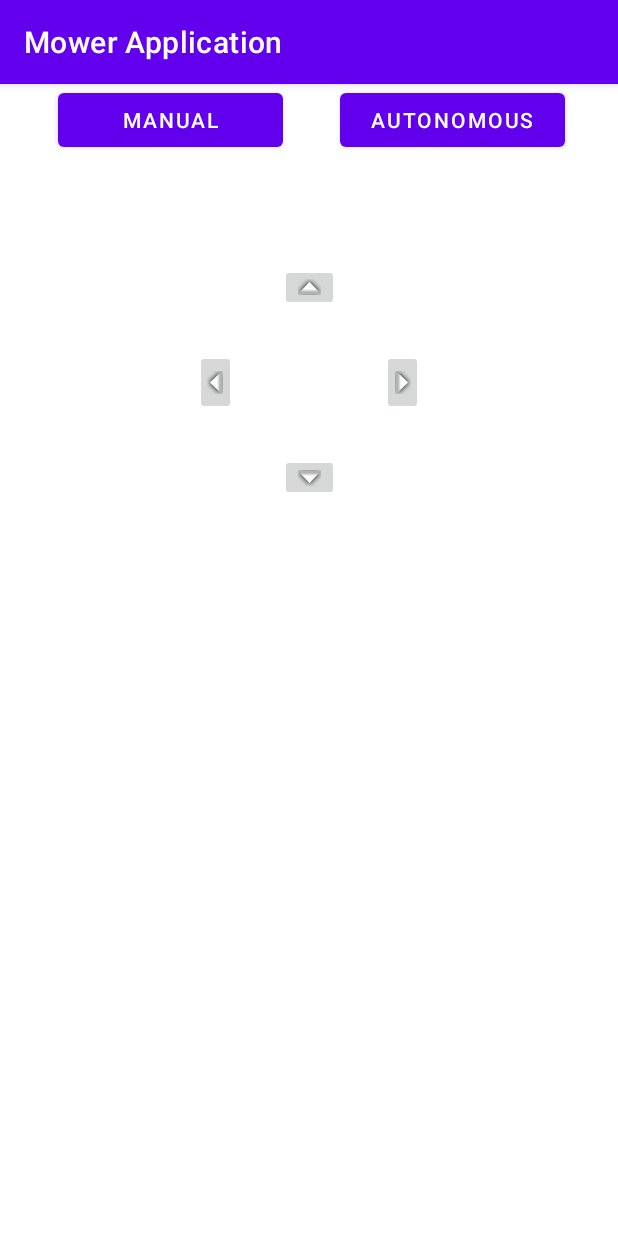
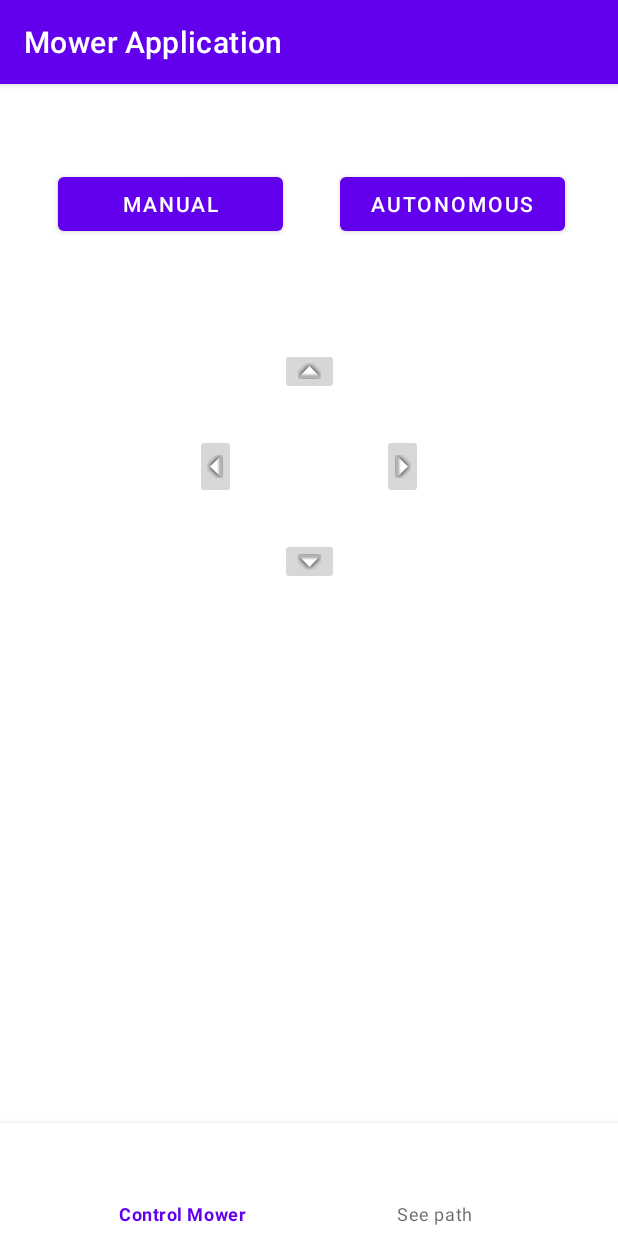
Before and after one commit to Adam-sturesson/Team-Thanos-IMS, an Android app: the screen it shows after launch (MainActivity), on a phone screen of 412 x 824 dp. Run offline under Robolectric (Android 15) with nearby library versions, the phone set to English and light mode, and no system bars.

Commit message:
Added a navigation bar and changed the structure of the application to fragments

```diff
--- a/Mobile_Application/ImsThanosApplication/app/src/main/AndroidManifest.xml
+++ b/Mobile_Application/ImsThanosApplication/app/src/main/AndroidManifest.xml
@@ -10,7 +10,7 @@
         android:roundIcon="@mipmap/ic_launcher_round"
         android:supportsRtl="true"
         android:theme="@style/Theme.ImsThanosApplication">
-        <activity android:name=".MainActivity">
+        <activity android:name="com.example.imsthanosapplication.ui.main.MainActivity">
             <intent-filter>
                 <action android:name="android.intent.action.MAIN" />
 
--- a/Mobile_Application/ImsThanosApplication/app/src/main/java/com/example/imsthanosapplication/MainActivity.kt
+++ b/Mobile_Application/ImsThanosApplication/app/src/main/java/com/example/imsthanosapplication/ui/fragments/MowerContoller.kt
@@ -1,42 +1,51 @@
-package com.example.imsthanosapplication
+package com.example.imsthanosapplication.ui.fragments
+
 import android.annotation.SuppressLint
-import androidx.appcompat.app.AppCompatActivity
 import android.os.Bundle
+import android.util.Log
+import androidx.fragment.app.Fragment
+import android.view.LayoutInflater
 import android.view.MotionEvent
 import android.view.View
+import android.view.ViewGroup
 import android.widget.Button
 import android.widget.ImageButton
+import com.example.imsthanosapplication.BluetoothHandler
+import com.example.imsthanosapplication.R
 
-
-
-class MainActivity : AppCompatActivity() {
-
-    //Suppresses warning for the buttons clicklisteners
+class MowerContoller : Fragment(R.layout.fragment_mower_contoller) {
     @SuppressLint("ClickableViewAccessibility")
-    override fun onCreate(savedInstanceState: Bundle?) {
-        super.onCreate(savedInstanceState)
-        setContentView(R.layout.activity_main)
-
-
+    override fun onCreateView(
+        inflater: LayoutInflater,
+        container: ViewGroup?,
+        savedInstanceState: Bundle?
+    ): View? {
+        val view = inflater.inflate(R.layout.fragment_mower_contoller, container, false)
         /*  Handler().postDelayed({
          //   btMessenger = BluetoothMessageThread(m_bluetoothSocket!!)
             btMessenger!!.start()
         }, 3000)
         */
-        val connection = BluetoothHandler(this)
-        connection.execute()
 
-        findViewById<Button>(R.id.manualDriving_button).setOnClickListener {
+        val connection = BluetoothHandler(requireActivity())
+         //connection.execute()
+
+        val manualDrivingButton = view.findViewById<Button>(R.id.manualDriving_button)
+        manualDrivingButton.setOnClickListener {
             //Change color maybe in future
             connection.sendCommand(getString(R.string.manualDriving))
         }
 
-        findViewById<Button>(R.id.autnomousDriving_button).setOnClickListener {
+        val autnomousDrivingButton = view.findViewById<Button>(R.id.autnomousDriving_button)
+        autnomousDrivingButton.setOnClickListener {
             //Change color maybe in future
-            connection.sendCommand(getString(R.string.autonomousDriving))
+            Log.d("helpme", "auto")
+            //connection.sendCommand(getString(R.string.autonomousDriving))
         }
 
-        findViewById<ImageButton>(R.id.forward_button).setOnTouchListener(object: View.OnTouchListener {
+        val forwardButton = view.findViewById<ImageButton>(R.id.forward_button)
+
+        forwardButton.setOnTouchListener(object : View.OnTouchListener {
             override fun onTouch(v: View?, event: MotionEvent?): Boolean {
                 when (event?.action) {
                     MotionEvent.ACTION_DOWN -> connection.sendCommand(getString(R.string.forward))
@@ -46,10 +55,11 @@ class MainActivity : AppCompatActivity() {
                 return v?.onTouchEvent(event) ?: true
             }
         })
-
-        findViewById<ImageButton>(R.id.right_button).setOnTouchListener(object: View.OnTouchListener {
+        val rightButton = view.findViewById<ImageButton>(R.id.right_button)
+        rightButton.setOnTouchListener(object :
+            View.OnTouchListener {
             override fun onTouch(v: View?, event: MotionEvent?): Boolean {
-                when (event?.action){
+                when (event?.action) {
                     MotionEvent.ACTION_DOWN -> connection.sendCommand(getString(R.string.right))
 
                     MotionEvent.ACTION_UP -> connection.sendCommand(getString(R.string.stop))
@@ -58,9 +68,11 @@ class MainActivity : AppCompatActivity() {
             }
         })
 
-        findViewById<ImageButton>(R.id.left_button).setOnTouchListener(object: View.OnTouchListener {
+        val leftButton = view.findViewById<ImageButton>(R.id.left_button)
+        leftButton.setOnTouchListener(object :
+            View.OnTouchListener {
             override fun onTouch(v: View?, event: MotionEvent?): Boolean {
-                when (event?.action){
+                when (event?.action) {
                     MotionEvent.ACTION_DOWN -> connection.sendCommand(getString(R.string.left))
 
                     MotionEvent.ACTION_UP -> connection.sendCommand(getString(R.string.stop))
@@ -69,9 +81,11 @@ class MainActivity : AppCompatActivity() {
             }
         })
 
-        findViewById<ImageButton>(R.id.backward_button).setOnTouchListener(object: View.OnTouchListener {
+        val backwardButton = view.findViewById<ImageButton>(R.id.backward_button)
+        backwardButton.setOnTouchListener(object :
+            View.OnTouchListener {
             override fun onTouch(v: View?, event: MotionEvent?): Boolean {
-                when (event?.action){
+                when (event?.action) {
                     MotionEvent.ACTION_DOWN -> connection.sendCommand(getString(R.string.backward))
 
                     MotionEvent.ACTION_UP -> connection.sendCommand(getString(R.string.stop))
@@ -79,11 +93,6 @@ class MainActivity : AppCompatActivity() {
                 return v?.onTouchEvent(event) ?: true
             }
         })
-
-
-
+        return view
     }
-
-
-
 }
--- /dev/null
+++ b/Mobile_Application/ImsThanosApplication/app/src/main/java/com/example/imsthanosapplication/ui/fragments/MowerPath.kt
@@ -0,0 +1,10 @@
+package com.example.imsthanosapplication.ui.fragments
+
+import android.os.Bundle
+import androidx.fragment.app.Fragment
+import android.view.LayoutInflater
+import android.view.View
+import android.view.ViewGroup
+import com.example.imsthanosapplication.R
+
+class MowerPath : Fragment(R.layout.fragment_mower_path) {}
--- /dev/null
+++ b/Mobile_Application/ImsThanosApplication/app/src/main/java/com/example/imsthanosapplication/ui/main/MainActivity.kt
@@ -0,0 +1,109 @@
+package com.example.imsthanosapplication.ui.main
+import android.annotation.SuppressLint
+import androidx.appcompat.app.AppCompatActivity
+import android.os.Bundle
+import androidx.fragment.app.Fragment
+import com.example.imsthanosapplication.R
+import com.google.android.material.bottomnavigation.BottomNavigationView
+import com.example.imsthanosapplication.ui.fragments.MowerContoller
+import com.example.imsthanosapplication.ui.fragments.MowerPath
+
+
+class MainActivity : AppCompatActivity() {
+
+    //Suppresses warning for the buttons clicklisteners
+    @SuppressLint("ClickableViewAccessibility")
+    override fun onCreate(savedInstanceState: Bundle?) {
+        super.onCreate(savedInstanceState)
+        setContentView(R.layout.activity_main)
+
+        val mowerControllerFragment=
+            MowerContoller()
+        val mowerPathFragment=
+            MowerPath()
+
+        setCurrentFragment(mowerControllerFragment)
+        val navigation : BottomNavigationView = findViewById(R.id.bottomNavigationView)
+        navigation.setOnNavigationItemSelectedListener {
+            when(it.itemId){
+                R.id.mowerController_item->setCurrentFragment(mowerControllerFragment)
+                R.id.mowerPath_item->setCurrentFragment(mowerPathFragment)
+            }
+            true
+        }
+
+    }
+    private fun setCurrentFragment(fragment: Fragment)=
+        supportFragmentManager.beginTransaction().apply {
+            replace(R.id.active_fragment, fragment)
+            commit()
+        }
+        /*  Handler().postDelayed({
+         //   btMessenger = BluetoothMessageThread(m_bluetoothSocket!!)
+            btMessenger!!.start()
+        }, 3000)
+        */
+       /* val connection = BluetoothHandler(this)
+        connection.execute()
+
+        findViewById<Button>(R.id.manualDriving_button).setOnClickListener {
+            //Change color maybe in future
+            connection.sendCommand(getString(R.string.manualDriving))
+        }
+
+        findViewById<Button>(R.id.autnomousDriving_button).setOnClickListener {
+            //Change color maybe in future
+            connection.sendCommand(getString(R.string.autonomousDriving))
+        }
+
+        findViewById<ImageButton>(R.id.forward_button).setOnTouchListener(object: View.OnTouchListener {
+            override fun onTouch(v: View?, event: MotionEvent?): Boolean {
+                when (event?.action) {
+                    MotionEvent.ACTION_DOWN -> connection.sendCommand(getString(R.string.forward))
+
+                    MotionEvent.ACTION_UP -> connection.sendCommand(getString(R.string.stop))
+                }
+                return v?.onTouchEvent(event) ?: true
+            }
+        })
+
+        findViewById<ImageButton>(R.id.right_button).setOnTouchListener(object: View.OnTouchListener {
+            override fun onTouch(v: View?, event: MotionEvent?): Boolean {
+                when (event?.action){
+                    MotionEvent.ACTION_DOWN -> connection.sendCommand(getString(R.string.right))
+
+                    MotionEvent.ACTION_UP -> connection.sendCommand(getString(R.string.stop))
+                }
+                return v?.onTouchEvent(event) ?: true
+            }
+        })
+
+        findViewById<ImageButton>(R.id.left_button).setOnTouchListener(object: View.OnTouchListener {
+            override fun onTouch(v: View?, event: MotionEvent?): Boolean {
+                when (event?.action){
+                    MotionEvent.ACTION_DOWN -> connection.sendCommand(getString(R.string.left))
+
+                    MotionEvent.ACTION_UP -> connection.sendCommand(getString(R.string.stop))
+                }
+                return v?.onTouchEvent(event) ?: true
+            }
+        })
+
+        findViewById<ImageButton>(R.id.backward_button).setOnTouchListener(object: View.OnTouchListener {
+            override fun onTouch(v: View?, event: MotionEvent?): Boolean {
+                when (event?.action){
+                    MotionEvent.ACTION_DOWN -> connection.sendCommand(getString(R.string.backward))
+
+                    MotionEvent.ACTION_UP -> connection.sendCommand(getString(R.string.stop))
+                }
+                return v?.onTouchEvent(event) ?: true
+            }
+        })
+*/
+
+
+
+
+
+
+}
--- a/Mobile_Application/ImsThanosApplication/app/src/main/res/layout/activity_main.xml
+++ b/Mobile_Application/ImsThanosApplication/app/src/main/res/layout/activity_main.xml
@@ -1,82 +1,29 @@
 <?xml version="1.0" encoding="utf-8"?>
 <androidx.constraintlayout.widget.ConstraintLayout xmlns:android="http://schemas.android.com/apk/res/android"
     xmlns:app="http://schemas.android.com/apk/res-auto"
-    xmlns:tools="http://schemas.android.com/tools"
+    android:id="@+id/container"
     android:layout_width="match_parent"
     android:layout_height="match_parent"
-    tools:context=".MainActivity">
+    android:paddingTop="?attr/actionBarSize">
 
-    <ImageButton
-        android:id="@+id/forward_button"
-        android:layout_width="wrap_content"
-        android:layout_height="wrap_content"
-        android:layout_marginTop="72dp"
-        android:layout_weight="1"
+    <FrameLayout
+        android:id="@+id/active_fragment"
+        android:layout_width="match_parent"
+        android:layout_height="0dp"
+        app:layout_constraintBottom_toTopOf="@+id/bottomNavigationView"
         app:layout_constraintEnd_toEndOf="parent"
-        app:layout_constraintStart_toStartOf="parent"
-        app:layout_constraintTop_toBottomOf="@+id/manualDriving_button"
-        app:srcCompat="@android:drawable/arrow_up_float" />
-
-    <Button
-        android:id="@+id/autnomousDriving_button"
-        android:layout_width="150dp"
-        android:layout_height="wrap_content"
-        android:layout_marginEnd="35dp"
-        android:layout_marginRight="35dp"
-        android:layout_weight="1"
-        android:text="@string/autonomousDriving"
-        app:layout_constraintEnd_toEndOf="parent"
-        app:layout_constraintTop_toTopOf="parent" />
-
-    <Button
-        android:id="@+id/manualDriving_button"
-        android:layout_width="150dp"
-        android:layout_height="wrap_content"
-        android:layout_marginStart="35dp"
-        android:layout_marginLeft="35dp"
-        android:layout_marginEnd="35dp"
-        android:layout_marginRight="35dp"
-        android:layout_weight="1"
-        android:text="@string/manualDriving"
-        app:layout_constraintEnd_toStartOf="@+id/autnomousDriving_button"
+        app:layout_constraintHorizontal_bias="0.5"
         app:layout_constraintStart_toStartOf="parent"
         app:layout_constraintTop_toTopOf="parent" />
 
-    <ImageButton
-        android:id="@+id/left_button"
-        android:layout_width="wrap_content"
-        android:layout_height="wrap_content"
-        android:layout_marginStart="124dp"
-        android:layout_marginLeft="124dp"
-        android:layout_marginTop="32dp"
-        android:layout_weight="1"
-        android:rotation="-90"
+    <com.google.android.material.bottomnavigation.BottomNavigationView
+        android:id="@+id/bottomNavigationView"
+        android:layout_width="match_parent"
+        android:layout_height="75dp"
+        app:layout_constraintBottom_toBottomOf="parent"
+        app:layout_constraintEnd_toEndOf="parent"
+        app:layout_constraintHorizontal_bias="0.5"
         app:layout_constraintStart_toStartOf="parent"
-        app:layout_constraintTop_toBottomOf="@+id/forward_button"
-        app:srcCompat="@android:drawable/arrow_up_float" />
-
-    <ImageButton
-        android:id="@+id/right_button"
-        android:layout_width="wrap_content"
-        android:layout_height="wrap_content"
-        android:layout_marginTop="32dp"
-        android:layout_marginEnd="124dp"
-        android:layout_marginRight="124dp"
-        android:layout_weight="1"
-        android:rotation="90"
-        app:layout_constraintEnd_toEndOf="parent"
-        app:layout_constraintTop_toBottomOf="@+id/forward_button"
-        app:srcCompat="@android:drawable/arrow_up_float" />
-
-    <ImageButton
-        android:id="@+id/backward_button"
-        android:layout_width="wrap_content"
-        android:layout_height="wrap_content"
-        android:layout_marginTop="32dp"
-        android:layout_weight="1"
-        app:layout_constraintEnd_toEndOf="parent"
-        app:layout_constraintStart_toStartOf="parent"
-        app:layout_constraintTop_toBottomOf="@+id/right_button"
-        app:srcCompat="@android:drawable/arrow_down_float" />
+        app:menu="@menu/bottom_nav_menu"/>
 
 </androidx.constraintlayout.widget.ConstraintLayout>
--- /dev/null
+++ b/Mobile_Application/ImsThanosApplication/app/src/main/res/layout/fragment_mower_contoller.xml
@@ -0,0 +1,78 @@
+<?xml version="1.0" encoding="utf-8"?>
+<androidx.constraintlayout.widget.ConstraintLayout xmlns:android="http://schemas.android.com/apk/res/android"
+    android:layout_width="match_parent"
+    android:layout_height="match_parent"
+    xmlns:app="http://schemas.android.com/apk/res-auto">
+    <ImageButton
+        android:id="@+id/forward_button"
+        android:layout_width="wrap_content"
+        android:layout_height="wrap_content"
+        android:layout_marginTop="72dp"
+        android:layout_weight="1"
+        app:layout_constraintEnd_toEndOf="parent"
+        app:layout_constraintStart_toStartOf="parent"
+        app:layout_constraintTop_toBottomOf="@+id/manualDriving_button"
+        app:srcCompat="@android:drawable/arrow_up_float" />
+
+    <Button
+        android:id="@+id/autnomousDriving_button"
+        android:layout_width="150dp"
+        android:layout_height="wrap_content"
+        android:layout_marginEnd="35dp"
+        android:layout_marginRight="35dp"
+        android:layout_weight="1"
+        android:text="@string/autonomousDriving"
+        app:layout_constraintEnd_toEndOf="parent"
+        app:layout_constraintTop_toTopOf="parent" />
+
+    <Button
+        android:id="@+id/manualDriving_button"
+        android:layout_width="150dp"
+        android:layout_height="wrap_content"
+        android:layout_marginStart="35dp"
+        android:layout_marginLeft="35dp"
+        android:layout_marginEnd="35dp"
+        android:layout_marginRight="35dp"
+        android:layout_weight="1"
+        android:text="@string/manualDriving"
+        app:layout_constraintEnd_toStartOf="@+id/autnomousDriving_button"
+        app:layout_constraintStart_toStartOf="parent"
+        app:layout_constraintTop_toTopOf="parent" />
+
+    <ImageButton
+        android:id="@+id/left_button"
+        android:layout_width="wrap_content"
+        android:layout_height="wrap_content"
+        android:layout_marginStart="124dp"
+        android:layout_marginLeft="124dp"
+        android:layout_marginTop="32dp"
+        android:layout_weight="1"
+        android:rotation="-90"
+        app:layout_constraintStart_toStartOf="parent"
+        app:layout_constraintTop_toBottomOf="@+id/forward_button"
+        app:srcCompat="@android:drawable/arrow_up_float" />
+
+    <ImageButton
+        android:id="@+id/right_button"
+        android:layout_width="wrap_content"
+        android:layout_height="wrap_content"
+        android:layout_marginTop="32dp"
+        android:layout_marginEnd="124dp"
+        android:layout_marginRight="124dp"
+        android:layout_weight="1"
+        android:rotation="90"
+        app:layout_constraintEnd_toEndOf="parent"
+        app:layout_constraintTop_toBottomOf="@+id/forward_button"
+        app:srcCompat="@android:drawable/arrow_up_float" />
+
+    <ImageButton
+        android:id="@+id/backward_button"
+        android:layout_width="wrap_content"
+        android:layout_height="wrap_content"
+        android:layout_marginTop="32dp"
+        android:layout_weight="1"
+        app:layout_constraintEnd_toEndOf="parent"
+        app:layout_constraintStart_toStartOf="parent"
+        app:layout_constraintTop_toBottomOf="@+id/right_button"
+        app:srcCompat="@android:drawable/arrow_down_float" />
+</androidx.constraintlayout.widget.ConstraintLayout>
--- /dev/null
+++ b/Mobile_Application/ImsThanosApplication/app/src/main/res/layout/fragment_mower_path.xml
@@ -0,0 +1,24 @@
+<?xml version="1.0" encoding="utf-8"?>
+<androidx.constraintlayout.widget.ConstraintLayout
+    xmlns:android="http://schemas.android.com/apk/res/android"
+    xmlns:app="http://schemas.android.com/apk/res-auto"
+    xmlns:tools="http://schemas.android.com/tools"
+    android:layout_width="match_parent"
+    android:layout_height="match_parent"
+    >
+
+    <TextView
+        android:id="@+id/secondFragment"
+        android:layout_width="wrap_content"
+        android:layout_height="wrap_content"
+        android:text="Data Structures"
+        android:textColor="#43a047"
+        android:textSize="40sp"
+        android:textStyle="italic|bold"
+        app:layout_constraintBottom_toBottomOf="parent"
+        app:layout_constraintEnd_toEndOf="parent"
+        app:layout_constraintHorizontal_bias="0.5"
+        app:layout_constraintStart_toStartOf="parent"
+        app:layout_constraintTop_toTopOf="parent" />
+
+</androidx.constraintlayout.widget.ConstraintLayout>
--- /dev/null
+++ b/Mobile_Application/ImsThanosApplication/app/src/main/res/menu/bottom_nav_menu.xml
@@ -0,0 +1,11 @@
+<menu xmlns:android="http://schemas.android.com/apk/res/android">
+    <item
+        android:id="@+id/mowerController_item"
+        android:title="@string/mowerController"
+       />
+    <item
+        android:id="@+id/mowerPath_item"
+        android:title="@string/mowerPath"
+        />
+
+</menu>
--- a/Mobile_Application/ImsThanosApplication/app/src/main/res/values/strings.xml
+++ b/Mobile_Application/ImsThanosApplication/app/src/main/res/values/strings.xml
@@ -7,4 +7,6 @@
     <string name="right">right</string>
     <string name="left">left</string>
     <string name="backward">backward</string>
+    <string name="mowerController">Control Mower</string>
+    <string name="mowerPath">See path</string>
 </resources>
```
Also changed, not shown: Mobile_Application/ImsThanosApplication/app/build.gradle (+15 -0 lines).
